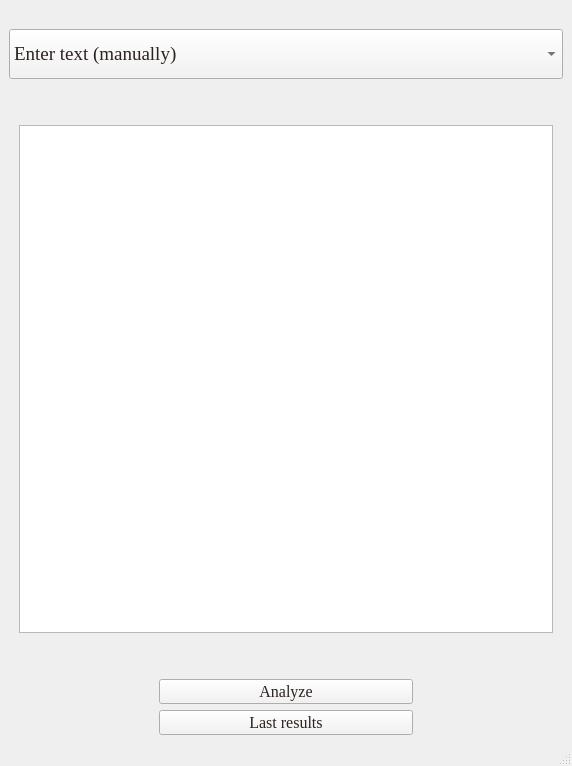
The window that mainWindow.ui (AmberDanie/trpp_project_py) describes before a commit, drawn with Qt 5.
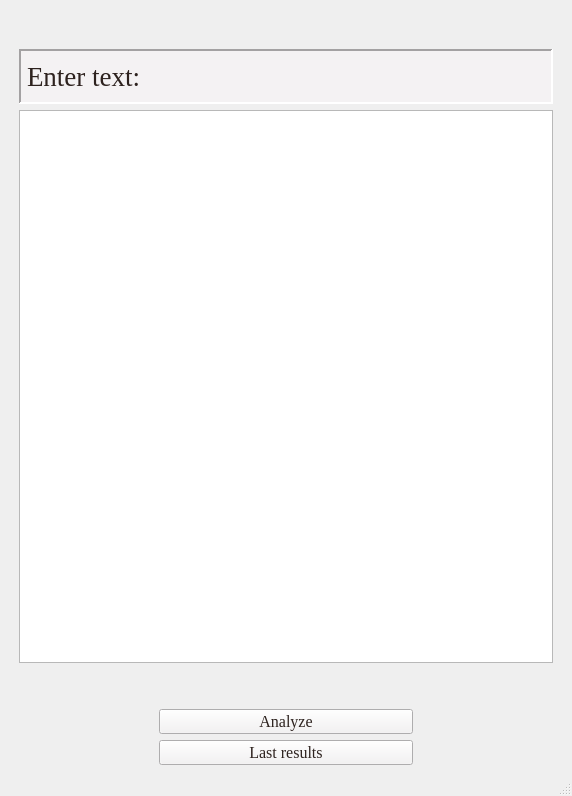
The same window after the commit. Icons and pictures are not drawn.

Commit message: final version: last layout and application size property changes

```diff
--- a/mainWindow.ui
+++ b/mainWindow.ui
@@ -2,12 +2,15 @@
 <ui version="4.0">
  <class>MainWindow</class>
  <widget class="QMainWindow" name="MainWindow">
+  <property name="enabled">
+   <bool>true</bool>
+  </property>
   <property name="geometry">
    <rect>
     <x>0</x>
     <y>0</y>
     <width>572</width>
-    <height>766</height>
+    <height>796</height>
    </rect>
   </property>
   <property name="windowTitle">
@@ -41,62 +44,54 @@
      </widget>
     </item>
     <item>
-     <widget class="QComboBox" name="comboBox">
+     <widget class="QLabel" name="label_2">
       <property name="minimumSize">
        <size>
         <width>0</width>
-        <height>50</height>
+        <height>75</height>
        </size>
       </property>
       <property name="font">
        <font>
         <family>Times New Roman</family>
-        <pointsize>14</pointsize>
-        <weight>50</weight>
-        <italic>false</italic>
-        <bold>false</bold>
-        <underline>false</underline>
-        <strikeout>false</strikeout>
+        <pointsize>20</pointsize>
        </font>
       </property>
-      <property name="cursor">
-       <cursorShape>PointingHandCursor</cursorShape>
-      </property>
-      <property name="mouseTracking">
-       <bool>false</bool>
-      </property>
-      <property name="autoFillBackground">
-       <bool>false</bool>
-      </property>
       <property name="styleSheet">
-       <string notr="true">background-color: #f4f2f3;
+       <string notr="true">margin-left: 10; margin-right: 10; margin-top: 20;
+background-color: #f4f2f3;
 color: #2d221e;</string>
       </property>
-      <property name="inputMethodHints">
-       <set>Qt::ImhNone</set>
+      <property name="frameShape">
+       <enum>QFrame::Panel</enum>
       </property>
-      <property name="editable">
-       <bool>false</bool>
+      <property name="frameShadow">
+       <enum>QFrame::Sunken</enum>
       </property>
-      <property name="maxVisibleItems">
+      <property name="lineWidth">
        <number>2</number>
       </property>
-      <property name="maxCount">
-       <number>2</number>
+      <property name="midLineWidth">
+       <number>5</number>
       </property>
-      <property name="sizeAdjustPolicy">
-       <enum>QComboBox::AdjustToContentsOnFirstShow</enum>
+      <property name="text">
+       <string>Enter text:</string>
       </property>
-      <item>
-       <property name="text">
-        <string>Enter text (manually)</string>
-       </property>
-      </item>
-      <item>
-       <property name="text">
-        <string>Get text from a link (twitter)</string>
-       </property>
-      </item>
+      <property name="scaledContents">
+       <bool>false</bool>
+      </property>
+      <property name="alignment">
+       <set>Qt::AlignLeading|Qt::AlignLeft|Qt::AlignVCenter</set>
+      </property>
+      <property name="wordWrap">
+       <bool>false</bool>
+      </property>
+      <property name="margin">
+       <number>10</number>
+      </property>
+      <property name="textInteractionFlags">
+       <set>Qt::NoTextInteraction</set>
+      </property>
      </widget>
     </item>
     <item>
@@ -111,13 +106,16 @@
        <cursorShape>ArrowCursor</cursorShape>
       </property>
       <property name="styleSheet">
-       <string notr="true">margin-top: 40; margin-bottom: 40; margin-left: 10; margin-right: 10;</string>
+       <string notr="true">margin-bottom: 40; margin-left: 10; margin-right: 10;</string>
+      </property>
+      <property name="inputMethodHints">
+       <set>Qt::ImhNone</set>
       </property>
       <property name="frameShape">
        <enum>QFrame::StyledPanel</enum>
       </property>
       <property name="frameShadow">
-       <enum>QFrame::Sunken</enum>
+       <enum>QFrame::Plain</enum>
       </property>
       <property name="lineWidth">
        <number>2</number>
@@ -125,6 +123,12 @@
       <property name="midLineWidth">
        <number>2</number>
       </property>
+      <property name="verticalScrollBarPolicy">
+       <enum>Qt::ScrollBarAsNeeded</enum>
+      </property>
+      <property name="horizontalScrollBarPolicy">
+       <enum>Qt::ScrollBarAlwaysOff</enum>
+      </property>
      </widget>
     </item>
     <item>
@@ -227,6 +231,12 @@
       <property name="text">
        <string>Last results</string>
       </property>
+      <property name="checkable">
+       <bool>false</bool>
+      </property>
+      <property name="checked">
+       <bool>false</bool>
+      </property>
      </widget>
     </item>
    </layout>
```
Left out of the diff: 14 changed lines with no effect on the pictures. The commit also changes 3 other files.
